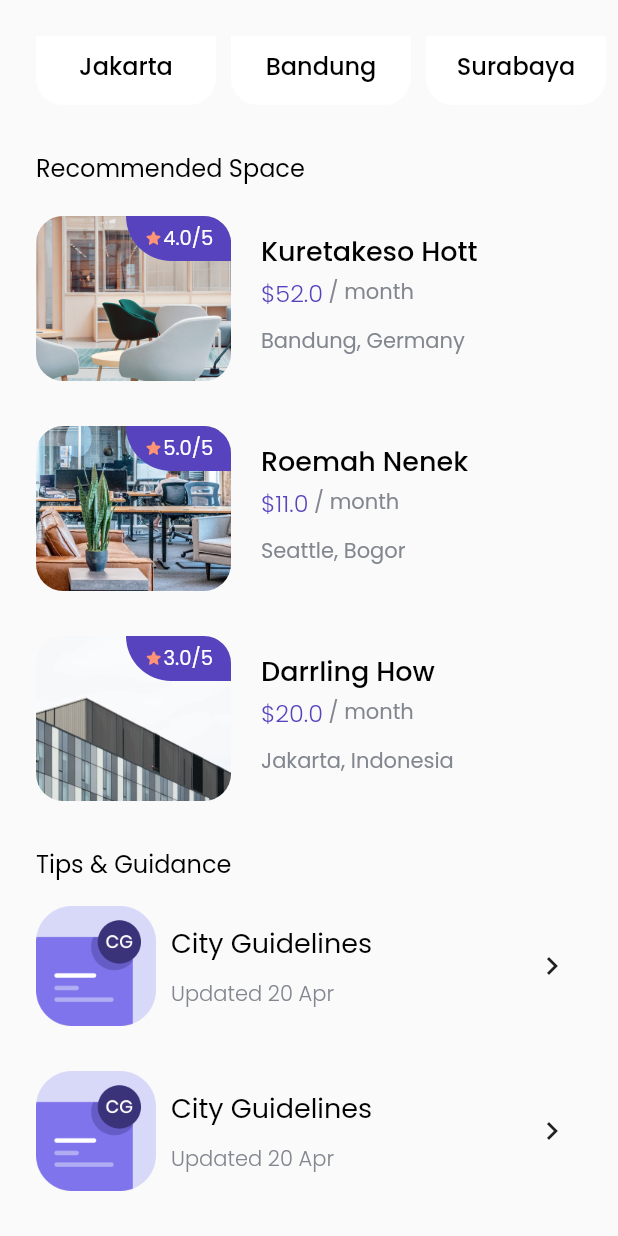
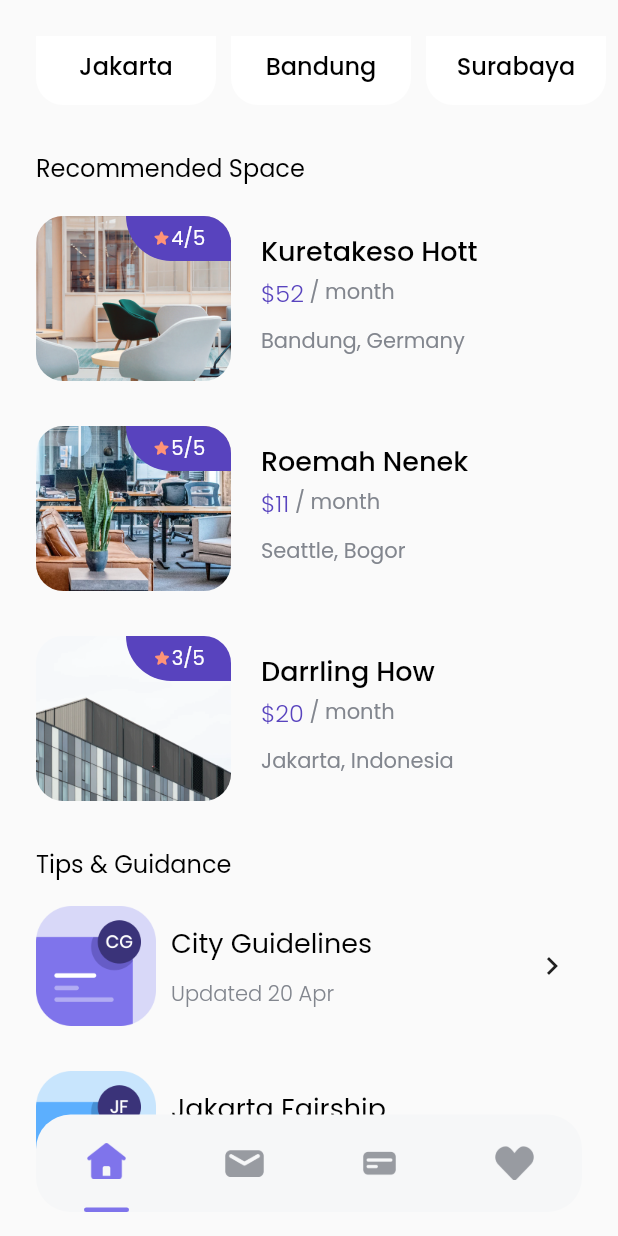
Before and after one commit to ndkvin/findhouseapp, a Flutter app: the HomePage screen opened directly, scrolled down 240 dp, on a phone screen of 412 x 824 dp. Run offline on Flutter 3.47's test engine with Material 2 defaults, Android fonts, the phone set to English and light mode, and no system bars; our stand-ins replace google_fonts.

Commit message:
home page

```diff
--- a/lib/models/place_model.dart
+++ b/lib/models/place_model.dart
@@ -1,9 +1,9 @@
 class PlaceModel {
   String name;
   String image;
-  double rating;
+  int rating;
   String location;
-  double price;
+  int price;
 
   PlaceModel({
     required this.name,
--- /dev/null
+++ b/lib/models/tips_model.dart
@@ -0,0 +1,11 @@
+class Tips {
+  String name;
+  String image;
+  String date;
+
+  Tips({
+    required this.name,
+    required this.image,
+    required this.date,
+  });
+}
--- a/lib/pages/home_page.dart
+++ b/lib/pages/home_page.dart
@@ -1,6 +1,8 @@
 import 'package:findhouseapp/models/city_model.dart';
 import 'package:findhouseapp/models/place_model.dart';
+import 'package:findhouseapp/models/tips_model.dart';
 import 'package:findhouseapp/theme.dart';
+import 'package:findhouseapp/widgets/button_navbar_material.dart';
 import 'package:findhouseapp/widgets/city_card.dart';
 import 'package:findhouseapp/widgets/place_card.dart';
 import 'package:findhouseapp/widgets/tips_card.dart';
@@ -131,12 +133,55 @@ class HomePage extends StatelessWidget {
               ),
               Column(
                 children: [
-                  TipsCard(),
-                  TipsCard()
+                  TipsCard(
+                    data: Tips(
+                      date: "20 Apr",
+                      image: "assets/images/cg.png",
+                      name: "City Guidelines"
+                    )
+                  ),
+                  TipsCard(
+                    data: Tips(
+                      date: "11 Dec",
+                      image: "assets/images/jf.png",
+                      name: "Jakarta Fairship"
+                    )
+                  ),
                 ],
-              )
+              ),
+
             ],
           ),
+        ),
+      ),
+      floatingActionButtonLocation: FloatingActionButtonLocation.centerFloat,
+      floatingActionButton: Container(
+        height: 65,
+        width: MediaQuery.of(context).size.width - (2*24),
+        margin: const EdgeInsets.symmetric(
+          horizontal: 24
+        ),
+        decoration: BoxDecoration(
+          color: Color(0XFFF6F7F8),
+          borderRadius: BorderRadius.circular(23)
+        ),
+        child: Row(
+          mainAxisAlignment: MainAxisAlignment.spaceAround,
+          children: [
+            ButtonNavbarItem(
+              isSelected: true,
+              image: "assets/icons/homegray.png"
+            ),
+            ButtonNavbarItem(
+              image: "assets/icons/mail.png"
+            ),
+            ButtonNavbarItem(
+              image: "assets/icons/Icon_card_solid.png"
+            ),
+            ButtonNavbarItem(
+              image: "assets/icons/like.png"
+            ),
+          ],
         ),
       ),
     );
--- /dev/null
+++ b/lib/widgets/button_navbar_material.dart
@@ -0,0 +1,33 @@
+import "package:flutter/material.dart";
+
+class ButtonNavbarItem extends StatelessWidget {
+  bool isSelected;
+  String image;
+
+  ButtonNavbarItem({
+    Key? key,
+    this.isSelected = false,
+    required this.image,
+  }) : super(key: key);
+  @override
+  Widget build(BuildContext context) {
+    return Column(
+      children: [
+        const Spacer(),
+        Image.asset(
+          image,
+          width: 26,
+        ),
+        const Spacer(),
+        isSelected ? Container(
+          height: 3,
+          width: 30,
+          decoration: BoxDecoration(
+            color: const Color(0XFF7F74EB),
+            borderRadius: BorderRadius.circular(2),
+          ),
+        ) : Container(),
+      ],
+    );
+  }
+}
--- a/lib/widgets/tips_card.dart
+++ b/lib/widgets/tips_card.dart
@@ -1,8 +1,14 @@
+import 'package:findhouseapp/models/tips_model.dart';
 import 'package:findhouseapp/theme.dart';
 import "package:flutter/material.dart";
 
 class TipsCard extends StatelessWidget {
-  const TipsCard({ Key? key }) : super(key: key);
+  Tips data;
+
+  TipsCard({
+    Key? key,
+    required this.data,
+  }) : super(key: key);
 
   @override
   Widget build(BuildContext context) {
@@ -15,7 +21,7 @@ class TipsCard extends StatelessWidget {
         children: [
           ClipRRect(
             child: Image.asset(
-              "assets/images/cg.png",
+              data.image,
               width: 80,
               height: 80,
             ),
@@ -28,7 +34,7 @@ class TipsCard extends StatelessWidget {
             mainAxisAlignment: MainAxisAlignment.center,
             children: [
               Text(
-                "City Guidelines",
+                data.name,
                 style: regulerTextStyle.copyWith(
                   fontSize: 18
                 )
@@ -37,7 +43,7 @@ class TipsCard extends StatelessWidget {
                 height: 10,
               ),
               Text(
-                "Updated 20 Apr",
+                "Updated "+data.date,
                 style: greyTextStyle.copyWith(
                   fontWeight: FontWeight.w300,
                   fontSize: 14,
--- a/pubspec.yaml
+++ b/pubspec.yaml
@@ -56,6 +56,7 @@ flutter:
   # To add assets to your application, add an assets section, like this:
   assets:
     - assets/images/
+    - assets/icons/
     #   - images/a_dot_ham.jpeg
     # An image asset can refer to one or more resolution-specific "variants", see
     # https://flutter.dev/assets-and-images/#resolution-aware.
```
Also changed, not shown: assets/icons/Icon_card_solid.png (added), assets/icons/Subtract.png (added), assets/icons/homegray.png (added), assets/icons/like.png (added), assets/icons/mail.png (added).
